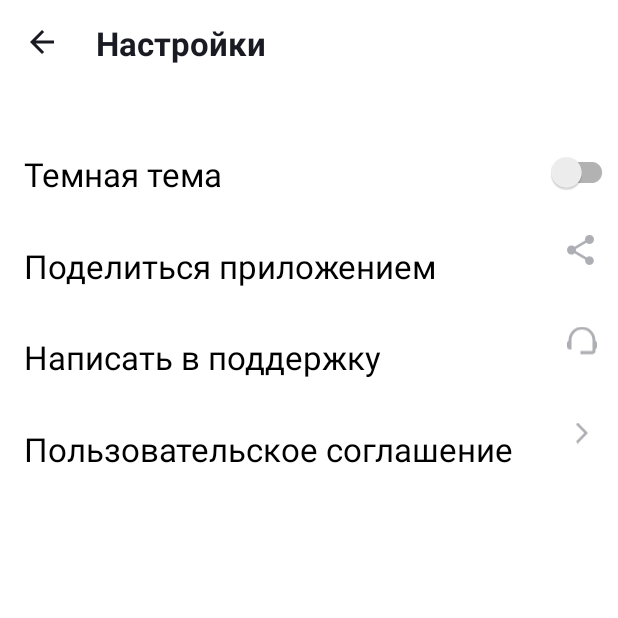
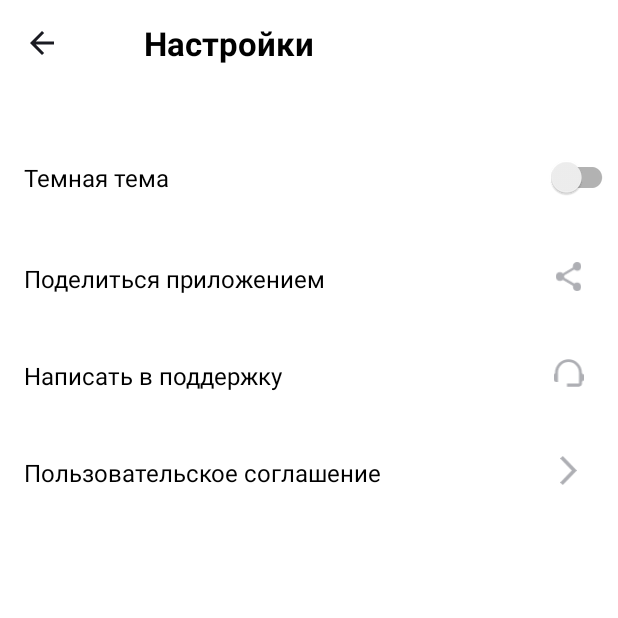
Before and after one commit to OlegQt/Yandex-Practicum_PlaylistMaker, an Android app: the ActivitySettings screen opened directly, with no data from a screen before it, on a phone screen of 412 x 824 dp, the top half of it. Run offline under Robolectric (Android 15) with nearby library versions, the phone set to English and light mode, and no system bars.

Commit message:
Переделана компоновка settingsScreen Шрифт исправлен на 16 Размеры вынесены в dimens.xml Текст кнопон на главном экране исправлен на 22 Цвет фона исправлен

```diff
--- a/app/src/main/res/layout/activity_main.xml
+++ b/app/src/main/res/layout/activity_main.xml
@@ -3,11 +3,11 @@
     xmlns:app="http://schemas.android.com/apk/res-auto"
     android:layout_width="match_parent"
     android:layout_height="match_parent"
-    android:background="@color/purple_700"
+    android:background="@color/Blue_back"
     android:orientation="vertical"
-    android:paddingStart="17dp"
+    android:paddingStart="@dimen/padding_left_right"
     android:paddingTop="14dp"
-    android:paddingEnd="15dp"
+    android:paddingEnd="@dimen/padding_left_right"
     android:paddingBottom="12dp">
 
 
@@ -25,28 +25,30 @@
         android:layout_width="match_parent"
         android:layout_height="0dp"
         android:layout_marginTop="40dp"
-        android:layout_marginBottom="0dp"
         android:layout_weight="1"
         android:backgroundTint="@color/white"
         android:text="@string/search"
         android:textColor="@color/black"
         android:textAllCaps="false"
+        android:textSize="@dimen/text_size_high"
         app:cornerRadius="@dimen/button_corner_radius"
         app:icon="@drawable/ic_vector"
         app:iconGravity="textStart"
         app:iconPadding="@dimen/icon_padding_in_button"
-        app:iconTint="@color/black" />
+        app:iconTint="@color/black"
+
+        />
 
     <Button
         android:id="@+id/media"
         android:layout_width="match_parent"
         android:layout_height="0dp"
-        android:layout_marginBottom="0dp"
         android:layout_weight="1"
         android:backgroundTint="@color/white"
         android:text="@string/media_library"
         android:textColor="@color/black"
         android:textAllCaps="false"
+        android:textSize="@dimen/text_size_high"
         app:cornerRadius="@dimen/button_corner_radius"
         app:icon="@drawable/ic_media"
         app:iconGravity="textStart"
@@ -63,6 +65,7 @@
         android:text="@string/options"
         android:textColor="@color/black"
         android:textAllCaps="false"
+        android:textSize="@dimen/text_size_high"
         app:cornerRadius="@dimen/button_corner_radius"
         app:icon="@drawable/ic_options"
         app:iconGravity="textStart"
--- a/app/src/main/res/layout/activity_media.xml
+++ b/app/src/main/res/layout/activity_media.xml
@@ -1,11 +1,11 @@
 <?xml version="1.0" encoding="utf-8"?>
 <LinearLayout
     xmlns:android="http://schemas.android.com/apk/res/android"
-    xmlns:app="http://schemas.android.com/apk/res-auto"
     xmlns:tools="http://schemas.android.com/tools"
     android:layout_width="match_parent"
     android:layout_height="match_parent"
-    tools:context=".ActivityMedia"
     android:orientation="vertical"
-    >
+    tools:context=".ActivityMedia">
+
+
 </LinearLayout>
--- a/app/src/main/res/layout/activity_settings.xml
+++ b/app/src/main/res/layout/activity_settings.xml
@@ -1,137 +1,161 @@
 <?xml version="1.0" encoding="utf-8"?>
-<FrameLayout xmlns:android="http://schemas.android.com/apk/res/android"
+<LinearLayout
+    xmlns:android="http://schemas.android.com/apk/res/android"
+    xmlns:tools="http://schemas.android.com/tools"
     android:layout_width="match_parent"
     android:layout_height="match_parent"
-    android:background="@color/white">
+    android:backgroundTint="@color/white"
+    android:background="@color/white"
+    android:orientation="vertical"
+    tools:context=".ActivitySettings"
+    >
 
-    <FrameLayout
+    <!-- Settings -->
+    <LinearLayout
         android:layout_width="match_parent"
-        android:layout_height="match_parent">
+        android:layout_height="wrap_content"
+        android:layout_marginStart="20dp"
+        android:layout_marginTop="14dp"
+        android:orientation="horizontal">
 
         <ImageView
             android:id="@+id/backToMainActivity"
             android:layout_width="wrap_content"
             android:layout_height="wrap_content"
-            android:layout_marginStart="20dp"
-            android:layout_marginTop="20dp"
-            android:src="@drawable/arrowback" />
+            android:layout_gravity="center_vertical"
+            android:src="@drawable/arrowback"
+            android:contentDescription="@string/options"
+            />
 
         <TextView
             android:layout_width="wrap_content"
             android:layout_height="wrap_content"
-            android:layout_marginStart="64dp"
-            android:layout_marginTop="14dp"
+            android:layout_marginStart="60dp"
             android:text="@string/options"
-            android:textColor="#1A1B22"
-            android:textSize="22sp"
+            android:textColor="@color/black"
+            android:textSize="@dimen/text_size_high"
             android:textStyle="bold" />
-    </FrameLayout>
+    </LinearLayout>
 
+    <!-- Dark theme -->
     <LinearLayout
         android:layout_width="match_parent"
         android:layout_height="wrap_content"
+        android:layout_marginStart="@dimen/settings_margin_start"
+        android:layout_marginTop="40dp"
+
         android:orientation="horizontal"
-        android:layout_marginTop="80dp"
-        android:layout_marginStart="@dimen/start_txt_pad"
+        android:paddingTop="@dimen/settings_padding"
+        android:paddingBottom="@dimen/settings_padding">
 
-        >
+        <TextView
+            android:layout_width="@dimen/zero_width"
+            android:layout_height="wrap_content"
+            android:layout_gravity="center_vertical"
+            android:layout_weight="5"
+
+            android:gravity="start"
+            android:text="@string/night_theme"
+            android:textColor="@color/black"
+            android:textSize="@dimen/medium_txt_height" />
+
+        <androidx.appcompat.widget.SwitchCompat
+            android:layout_width="@dimen/zero_width"
+            android:layout_height="19dp"
+            android:layout_gravity="center_vertical"
+            android:layout_weight="1" />
+    </LinearLayout>
+
+    <!-- Share app -->
+    <LinearLayout
+        android:layout_width="match_parent"
+        android:layout_height="wrap_content"
+        android:layout_marginStart="@dimen/settings_margin_start"
+
+        android:orientation="horizontal"
+        android:paddingTop="@dimen/settings_padding"
+        android:paddingBottom="@dimen/settings_padding">
+
+        <TextView
+            android:layout_width="@dimen/zero_width"
+            android:layout_height="wrap_content"
+            android:layout_gravity="center_vertical"
+            android:layout_weight="5"
+
+            android:gravity="start"
+            android:text="@string/share_app"
+            android:textColor="@color/black"
+            android:textSize="@dimen/medium_txt_height" />
+
+        <ImageView
+            android:layout_width="@dimen/zero_width"
+            android:layout_weight="1"
+            android:layout_height="@dimen/settings_img_height"
+            android:layout_gravity="end"
+            android:src="@drawable/share"
+            android:contentDescription="@string/share_app"/>
+
+    </LinearLayout>
+
+    <!-- Ask prof -->
+    <LinearLayout
+        android:layout_width="match_parent"
+        android:layout_height="wrap_content"
+        android:layout_marginStart="@dimen/settings_margin_start"
+
+        android:orientation="horizontal"
+        android:paddingTop="@dimen/settings_padding"
+        android:paddingBottom="@dimen/settings_padding">
+
+        <TextView
+            android:layout_width="@dimen/zero_width"
+            android:layout_height="wrap_content"
+            android:layout_gravity="center_vertical"
+            android:layout_weight="5"
+
+            android:gravity="start"
+            android:text="@string/support_ask"
+            android:textColor="@color/black"
+            android:textSize="@dimen/medium_txt_height" />
+
+        <ImageView
+            android:layout_width="@dimen/zero_width"
+            android:layout_weight="1"
+            android:layout_height="@dimen/settings_img_height"
+            android:layout_gravity="end"
+            android:src="@drawable/brain"
+            android:contentDescription="@string/support_ask"/>
+    </LinearLayout>
+
+    <!-- Agreement -->
+    <LinearLayout
+        android:layout_width="match_parent"
+        android:layout_height="wrap_content"
+        android:layout_marginStart="@dimen/settings_margin_start"
+
+        android:orientation="horizontal"
+        android:paddingTop="@dimen/settings_padding"
+        android:paddingBottom="@dimen/settings_padding">
 
         <TextView
             android:layout_width="0dp"
-            android:layout_weight="7"
             android:layout_height="wrap_content"
-            android:paddingTop="@dimen/top_txt_pad"
-            android:paddingBottom="0dp"
+            android:layout_gravity="center_vertical"
+            android:layout_weight="5"
+
             android:gravity="start"
-            android:text="@string/night_theme"
+            android:text="@string/user_agreement"
             android:textColor="@color/black"
-            android:textSize="@dimen/text_size_high"
-            />
+            android:textSize="@dimen/medium_txt_height" />
 
-        <androidx.appcompat.widget.SwitchCompat
+        <ImageView
             android:layout_width="0dp"
             android:layout_weight="1"
-            android:paddingTop="@dimen/top_txt_pad"
-            android:layout_height="match_parent"
-
-
-            android:gravity="end"
-
-            />
+            android:layout_height="@dimen/settings_img_height"
+            android:layout_gravity="end"
+            android:src="@drawable/agreement"
+            android:contentDescription="@string/user_agreement" />
 
     </LinearLayout>
 
-
-    <FrameLayout
-        android:layout_width="match_parent"
-        android:layout_height="wrap_content">
-
-        <TextView
-            android:layout_width="match_parent"
-            android:layout_height="wrap_content"
-            android:layout_marginTop="141dp"
-            android:paddingStart="@dimen/start_txt_pad"
-            android:paddingTop="@dimen/top_txt_pad"
-            android:paddingBottom="0dp"
-            android:text="@string/share_app"
-            android:textColor="@color/black"
-            android:textSize="@dimen/text_size_high" />
-
-        <ImageView
-            android:layout_width="18dp"
-            android:layout_height="match_parent"
-            android:layout_gravity="end"
-            android:layout_marginTop="141dp"
-            android:layout_marginEnd="16dp"
-            android:src="@drawable/share" />
-    </FrameLayout>
-
-    <FrameLayout
-        android:layout_width="match_parent"
-        android:layout_height="wrap_content">
-
-        <TextView
-            android:layout_width="match_parent"
-            android:layout_height="wrap_content"
-            android:layout_marginTop="202dp"
-            android:paddingStart="@dimen/start_txt_pad"
-            android:paddingTop="@dimen/top_txt_pad"
-            android:paddingBottom="0dp"
-            android:text="@string/support_ask"
-            android:textColor="@color/black"
-            android:textSize="@dimen/text_size_high" />
-
-        <ImageView
-            android:layout_width="20dp"
-            android:layout_height="match_parent"
-            android:layout_gravity="end"
-            android:layout_marginTop="202dp"
-            android:layout_marginEnd="14dp"
-            android:src="@drawable/brain" />
-    </FrameLayout>
-
-    <FrameLayout
-        android:layout_width="match_parent"
-        android:layout_height="wrap_content">
-
-        <TextView
-            android:layout_width="match_parent"
-            android:layout_height="wrap_content"
-            android:layout_marginTop="263dp"
-            android:paddingLeft="@dimen/start_txt_pad"
-            android:paddingTop="@dimen/top_txt_pad"
-            android:paddingBottom="0dp"
-            android:text="@string/user_agreement"
-            android:textColor="@color/black"
-            android:textSize="@dimen/text_size_high" />
-
-        <ImageView
-            android:layout_width="8dp"
-            android:layout_height="match_parent"
-            android:layout_gravity="end"
-            android:layout_marginTop="263dp"
-            android:layout_marginEnd="20dp"
-            android:src="@drawable/agreement" />
-    </FrameLayout>
-
-</FrameLayout>
+</LinearLayout>
--- a/app/src/main/res/values/colors.xml
+++ b/app/src/main/res/values/colors.xml
@@ -8,5 +8,6 @@
     <color name="black">#FF000000</color>
     <color name="white">#FFFFFFFF</color>
     <color name="background">#F5F5F5</color>
+    <color name="Blue_back">#3772E7</color>
 
 </resources>
--- a/app/src/main/res/values/dimens.xml
+++ b/app/src/main/res/values/dimens.xml
@@ -1,10 +1,15 @@
 <?xml version="1.0" encoding="utf-8"?>
 <resources>
-    <dimen name="left_padding">17dp</dimen>
+    <dimen name="padding_left_right">16dp</dimen>
     <dimen name="button_corner_radius">16dp</dimen>
     <dimen name="text_size_high">22sp</dimen>
+    <dimen name="medium_txt_height">16sp</dimen>
     <dimen name="start_txt_pad">16dp</dimen>
-    <dimen name="top_txt_pad">21dp</dimen>
     <dimen name="icon_padding_in_button">10dp</dimen>
 
+    <dimen name="settings_padding">21dp</dimen>
+    <dimen name="settings_margin_start">16dp</dimen>
+    <dimen name="settings_img_height">19dp</dimen>
+    <dimen name="zero_width">0dp</dimen>
+
 </resources>
```
